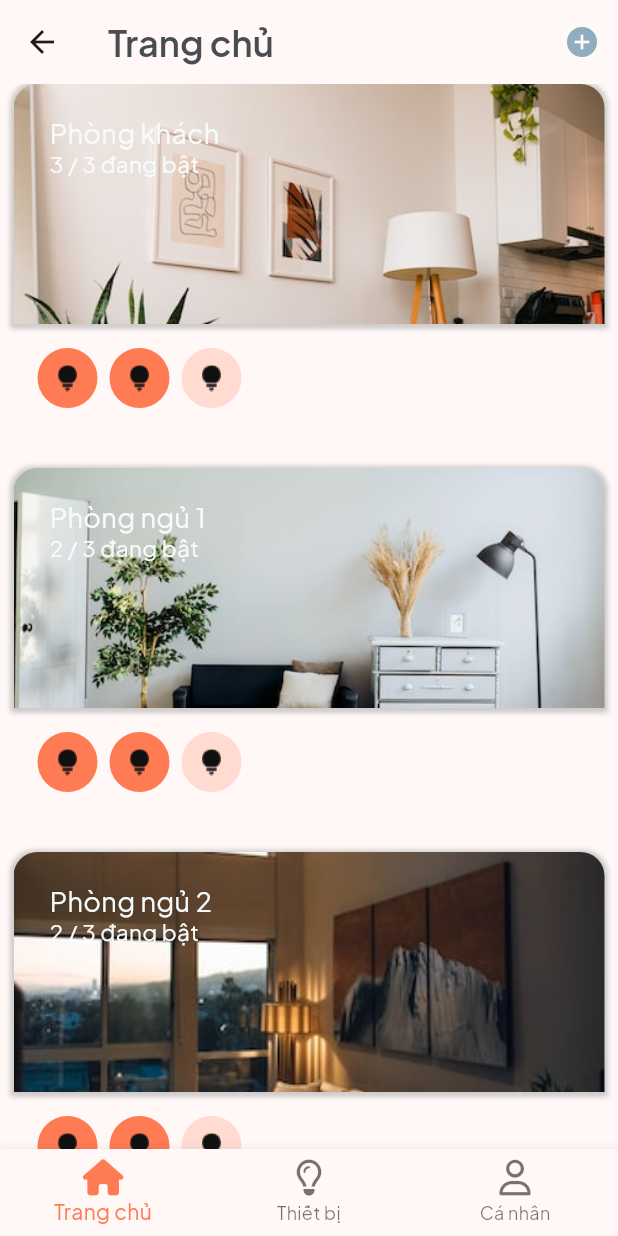
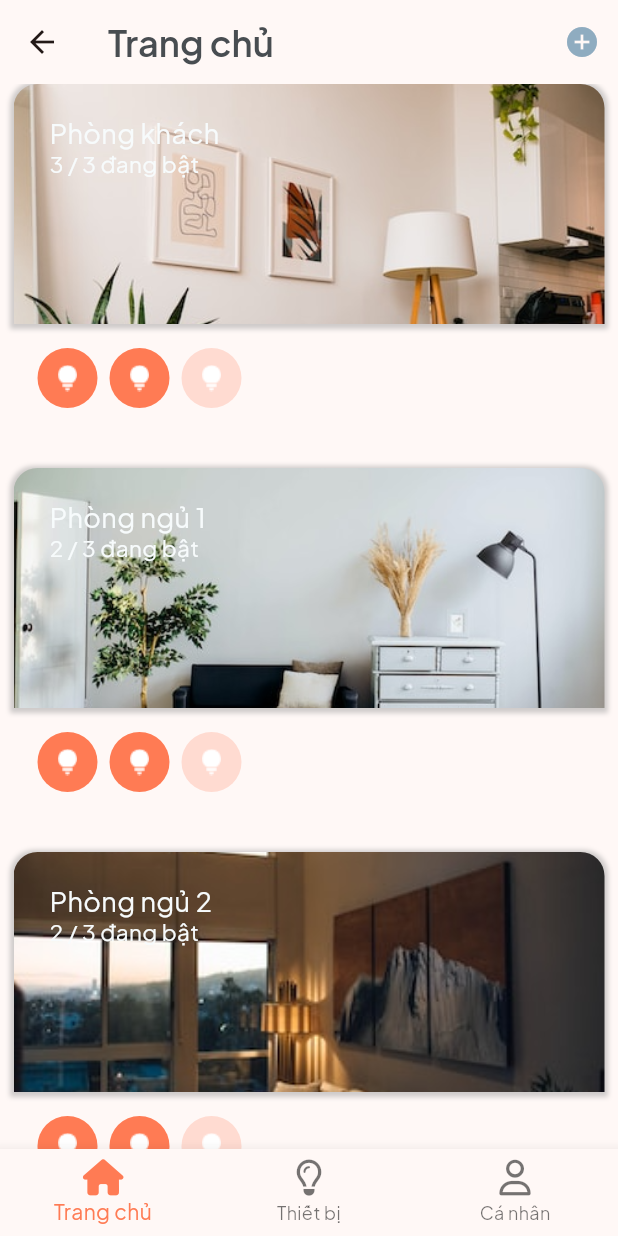
Before and after one commit to doanvanquoc/iot_app, a Flutter app: the HomeScreen screen opened directly, on a phone screen of 412 x 824 dp. Run offline on Flutter 3.47's test engine with Material 2 defaults, Android fonts, the phone set to English and light mode, and no system bars; our stand-ins replace custom_sliding_segmented_control, dropdown_button2, firebase_auth, firebase_core, font_awesome_flutter, get and 2 more; accounts and stored records are empty.

Commit message:
fix color

```diff
--- a/lib/views/home/widgets/room_item.dart
+++ b/lib/views/home/widgets/room_item.dart
@@ -65,6 +65,7 @@ class RoomItem extends StatelessWidget {
                   'assets/images/led.png',
                   width: 30,
                   height: 30,
+                  color: Colors.white,
                 ),
               ),
               const SizedBox(width: 8),
@@ -74,6 +75,7 @@ class RoomItem extends StatelessWidget {
                   'assets/images/led.png',
                   width: 30,
                   height: 30,
+                  color: Colors.white,
                 ),
               ),
               const SizedBox(width: 8),
@@ -82,6 +84,7 @@ class RoomItem extends StatelessWidget {
                   'assets/images/led.png',
                   width: 30,
                   height: 30,
+                  color: Colors.white,
                 ),
               )
             ],
```
Also changed, not shown: lib/views/room/room_screen.dart (deleted, +0 -15 lines).
